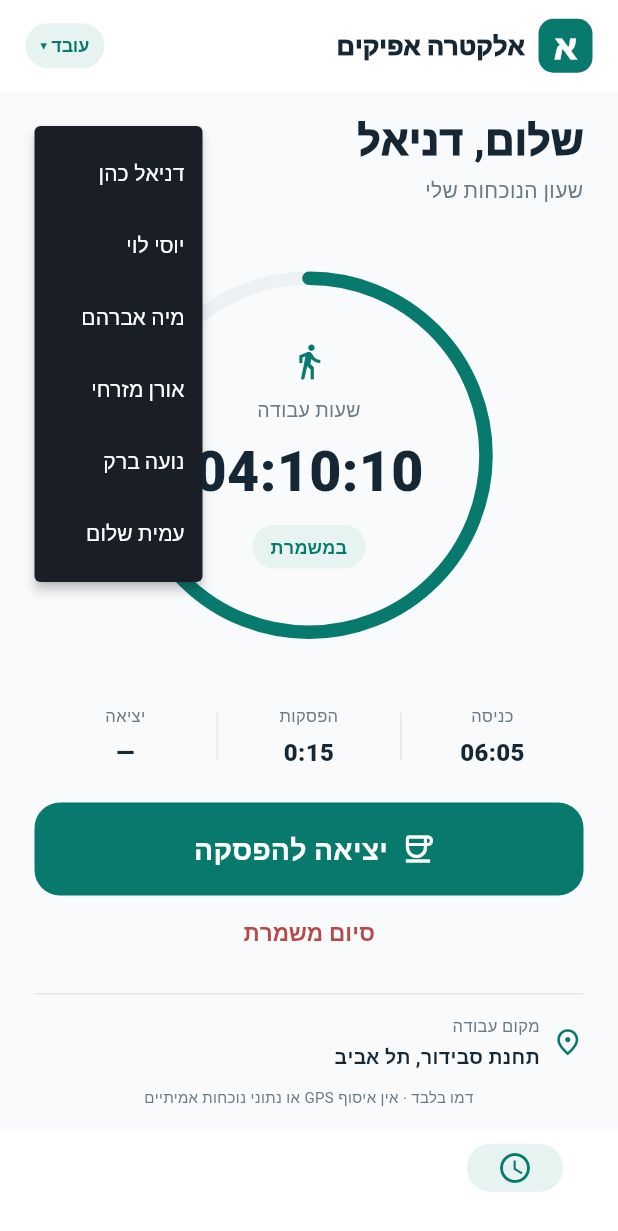
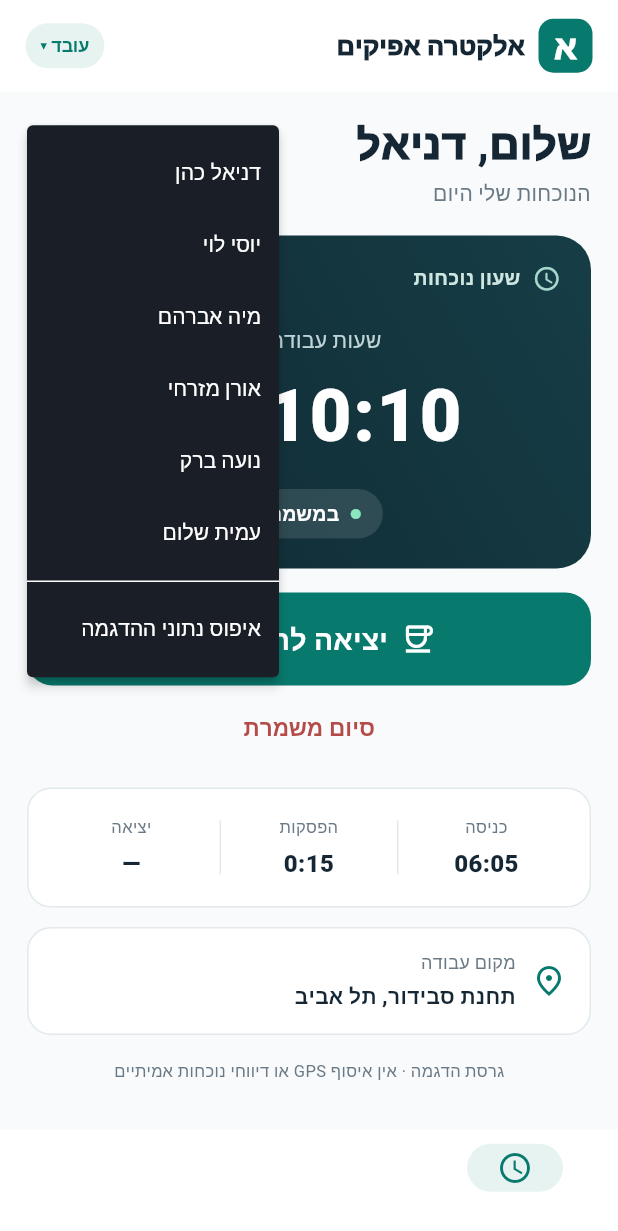
Before and after one commit to SergoNeon/transport-saas-demo, a Flutter app: the screen it shows after launch, after a tap on the "person outline" icon, on a phone screen of 412 x 824 dp. Shown: the top 1231 px of the screen. Run offline on Flutter 3.47's test engine with Material 3 defaults, Android fonts, the phone set to English and light mode, and no system bars; our stand-ins replace flutter_map, latlong2, shared_preferences.

Commit message:
fix(android): remove vertical spacers and place full-size clock actions above fold

```diff
--- a/staff_mobile/lib/screens.dart
+++ b/staff_mobile/lib/screens.dart
@@ -119,140 +119,188 @@ class _StaffScreenState extends State<StaffScreen> {
           fontSize: 15, fontWeight: FontWeight.w700)),
       ));
 
-  Widget _employeeHome() => LayoutBuilder(builder: (context, layout) {
-    // Fills a normal phone, scrolls only on unusually short screens.
-    final height = math.max(layout.maxHeight, 604.0);
+  Widget _employeeHome() {
     final w = demo.selected;
-    final duration = w.workedDuration(demo.now);
-    final diameter = math.min(MediaQuery.sizeOf(context).width * .64, 236.0);
-    final active = w.state == ShiftState.working;
-    final paused = w.state == ShiftState.onBreak;
-    final off = w.state == ShiftState.off;
-    return SingleChildScrollView(
-      child: SizedBox(height: height, child: Padding(
-        padding: const EdgeInsets.fromLTRB(23, 12, 23, 14),
-        child: Column(crossAxisAlignment: CrossAxisAlignment.stretch, children: [
+    final state = w.state;
+    final active = state == ShiftState.working;
+    final paused = state == ShiftState.onBreak;
+    final off = state == ShiftState.off;
+
+    return ListView(
+      key: const Key('employee-clock-screen'),
+      padding: const EdgeInsets.fromLTRB(18, 14, 18, 20),
+      children: [
         Row(children: [
           Expanded(child: Column(
-              crossAxisAlignment: CrossAxisAlignment.start, children: [
+            crossAxisAlignment: CrossAxisAlignment.start,
+            children: [
               Text('שלום, ' + w.name.split(' ').first,
-                  style: const TextStyle(
-                    color: ink, fontSize: 27, fontWeight: FontWeight.w900)),
-                const SizedBox(height: 4),
-                const Text('שעון הנוכחות שלי',
+                style: const TextStyle(color: ink,
+                  fontSize: 28, fontWeight: FontWeight.w900)),
+              const SizedBox(height: 3),
+              const Text('הנוכחות שלי היום',
                 style: TextStyle(color: muted, fontSize: 14)),
-              ])),
+            ],
+          )),
           PopupMenuButton<String>(
-              tooltip: 'בחירת עובד לדוגמה',
-              onSelected: demo.select,
-              itemBuilder: (_) => demo.members.map((person) =>
-                PopupMenuItem<String>(value: person.id,
-                  child: Text(person.name))).toList(),
-              child: Container(width: 43, height: 43,
+            tooltip: 'בחירת עובד לצורך הדגמה',
+            onSelected: (value) {
+              if (value == 'reset-demo') {
+                demo.reset();
+              } else {
+                demo.select(value);
+              }
+            },
+            itemBuilder: (_) => [
+              ...demo.members.map((person) => PopupMenuItem<String>(
+                value: person.id, child: Text(person.name))),
+              const PopupMenuDivider(),
+              const PopupMenuItem<String>(
+                value: 'reset-demo',
+                child: Text('איפוס נתוני ההדגמה')),
+            ],
+            child: Container(
+              width: 48, height: 48,
               decoration: const BoxDecoration(
                 color: pale, shape: BoxShape.circle),
-                child: const Icon(Icons.person_outline, color: teal)),
+              child: const Icon(Icons.person_outline, color: teal, size: 25),
+            ),
           ),
         ]),
-          const Spacer(flex: 1),
-          Center(child: SizedBox(
-            width: diameter, height: diameter,
-            child: Stack(alignment: Alignment.center, children: [
-              SizedBox.expand(child: CircularProgressIndicator(
-                value: active ? .78 : paused ? .51 : .02,
-                strokeWidth: 9, strokeCap: StrokeCap.round,
-                backgroundColor: soft,
-                valueColor: AlwaysStoppedAnimation<Color>(
-                  active ? teal : paused ? const Color(0xffc49a50) : border),
-              )),
-              Column(mainAxisSize: MainAxisSize.min, children: [
-                Icon(
-                  active ? Icons.directions_walk :
-                  paused ? Icons.coffee_outlined : Icons.schedule,
-                  size: 26, color: active ? teal : muted),
-                const SizedBox(height: 10),
-                const Text('שעות עבודה', style: TextStyle(
-                  color: muted, fontSize: 13)),
+        const SizedBox(height: 17),
+        Container(
+          key: const Key('shift-timer-card'),
+          padding: const EdgeInsets.fromLTRB(20, 19, 20, 20),
+          decoration: BoxDecoration(
+            gradient: const LinearGradient(
+              begin: Alignment.topRight,
+              end: Alignment.bottomLeft,
+              colors: [Color(0xff163d46), Color(0xff102932)]),
+            borderRadius: BorderRadius.circular(23),
+          ),
+          child: Column(
+            crossAxisAlignment: CrossAxisAlignment.stretch,
+            children: [
+              const Row(children: [
+                Icon(Icons.access_time_rounded,
+                  color: Color(0xffa5d7cd), size: 19),
+                SizedBox(width: 8),
+                Text('שעון נוכחות',
+                  style: TextStyle(color: Color(0xffcee6e0),
+                    fontSize: 13, fontWeight: FontWeight.w700)),
+              ]),
+              const SizedBox(height: 22),
+              const Center(child: Text('שעות עבודה נטו',
+                style: TextStyle(color: Color(0xffbfd4d7), fontSize: 14))),
               const SizedBox(height: 5),
-                FittedBox(fit: BoxFit.scaleDown, child: Text(_clock(duration),
-                  style: const TextStyle(
-                    color: ink, fontWeight: FontWeight.w900,
-                    fontSize: 37,
-                    fontFeatures: [FontFeature.tabularFigures()]))),
-                const SizedBox(height: 9),
-                Container(
+              FittedBox(
+                fit: BoxFit.scaleDown,
+                child: Text(_clock(w.workedDuration(demo.now)),
+                  key: const Key('shift-timer-value'),
+                  textAlign: TextAlign.center,
+                  style: const TextStyle(color: Colors.white,
+                    fontSize: 48, fontWeight: FontWeight.w900,
+                    letterSpacing: 1.1,
+                    fontFeatures: [FontFeature.tabularFigures()])),
+              ),
+              const SizedBox(height: 14),
+              Center(child: Container(
                 padding: const EdgeInsets.symmetric(
-                    horizontal: 12, vertical: 6),
+                  horizontal: 14, vertical: 7),
                 decoration: BoxDecoration(
-                    color: active ? pale : soft,
-                    borderRadius: BorderRadius.circular(20)),
-                  child: Text(_status(w), style: TextStyle(
-                    fontSize: 12, fontWeight: FontWeight.w800,
-                    color: _statusColor(w))),
-                ),
-              ]),
+                  color: Colors.white.withValues(alpha: .12),
+                  borderRadius: BorderRadius.circular(18)),
+                child: Row(mainAxisSize: MainAxisSize.min, children: [
+                  Icon(Icons.circle, color: active ? const Color(0xff89e6bf)
+                    : paused ? const Color(0xfff5cb87) : Colors.white70,
+                    size: 8),
+                  const SizedBox(width: 7),
+                  Text(_status(w), style: const TextStyle(
+                    color: Colors.white, fontSize: 13,
+                    fontWeight: FontWeight.w800)),
                 ]),
               )),
-          const Spacer(flex: 1),
-          Row(children: [
-            _timeDetail('כניסה', timeText(w.startedAt)),
-            Container(height: 32, width: 1, color: border),
-            _timeDetail('הפסקות', durationText(w.breakDuration(demo.now))),
-            Container(height: 32, width: 1, color: border),
-            _timeDetail('יציאה', timeText(w.endedAt)),
-          ]),
-          const SizedBox(height: 22),
-          if (off) _primary('תחילת משמרת', Icons.play_arrow_rounded,
+            ],
+          ),
+        ),
+        const SizedBox(height: 16),
+        if (off)
+          _primary('תחילת משמרת', Icons.play_arrow_rounded,
             () => demo.transition(w.id, 'start')),
         if (active) ...[
           _primary('יציאה להפסקה', Icons.coffee_outlined,
             () => demo.transition(w.id, 'pause')),
+          const SizedBox(height: 3),
           _secondary('סיום משמרת', () => _endShift(w)),
         ],
         if (paused) ...[
           _primary('חזרה לעבודה', Icons.play_arrow_rounded,
             () => demo.transition(w.id, 'resume')),
+          const SizedBox(height: 3),
           _secondary('סיום משמרת', () => _endShift(w)),
         ],
-          if (w.state == ShiftState.finished)
+        if (state == ShiftState.finished)
           Container(
-              padding: const EdgeInsets.all(17),
+            key: const Key('finished-shift-message'),
+            padding: const EdgeInsets.all(15),
             decoration: BoxDecoration(
-                color: pale, borderRadius: BorderRadius.circular(16)),
+              color: pale, borderRadius: BorderRadius.circular(15)),
             child: const Row(children: [
-                Icon(Icons.check_circle, color: teal),
-                SizedBox(width: 9),
-                Expanded(child: Text('המשמרת הסתיימה',
-                  style: TextStyle(color: teal, fontWeight: FontWeight.w800))),
+              Icon(Icons.check_circle, color: teal, size: 24),
+              SizedBox(width: 10),
+              Expanded(child: Text('המשמרת הסתיימה. סיכום השעות נשמר.',
+                style: TextStyle(
+                  color: teal, fontSize: 14, fontWeight: FontWeight.w800))),
             ]),
           ),
-          if (off || w.state == ShiftState.finished)
-            const SizedBox(height: 49),
         const SizedBox(height: 16),
-          Container(height: 1, color: border),
+        Container(
+          padding: const EdgeInsets.symmetric(
+            horizontal: 10, vertical: 17),
+          decoration: BoxDecoration(
+            color: Colors.white,
+            border: Border.all(color: border),
+            borderRadius: BorderRadius.circular(16)),
+          child: Row(children: [
+            _timeDetail('כניסה', timeText(w.startedAt)),
+            Container(height: 36, width: 1, color: border),
+            _timeDetail('הפסקות', durationText(w.breakDuration(demo.now))),
+            Container(height: 36, width: 1, color: border),
+            _timeDetail('יציאה', timeText(w.endedAt)),
+          ]),
+        ),
         const SizedBox(height: 13),
-          Row(children: [
-            const Icon(Icons.place_outlined, color: teal, size: 21),
-            const SizedBox(width: 8),
+        Container(
+          padding: const EdgeInsets.symmetric(
+            horizontal: 15, vertical: 14),
+          decoration: BoxDecoration(
+            color: Colors.white,
+            border: Border.all(color: border),
+            borderRadius: BorderRadius.circular(16)),
+          child: Row(children: [
+            const Icon(Icons.place_outlined, color: teal, size: 24),
+            const SizedBox(width: 10),
             Expanded(child: Column(
-              crossAxisAlignment: CrossAxisAlignment.start, children: [
+              crossAxisAlignment: CrossAxisAlignment.start,
+              children: [
                 const Text('מקום עבודה', style: TextStyle(
-                  color: muted, fontSize: 11)),
+                  color: muted, fontSize: 12)),
                 const SizedBox(height: 3),
-                Text(w.workplace, maxLines: 1, overflow: TextOverflow.ellipsis,
+                Text(w.workplace, maxLines: 2,
+                  overflow: TextOverflow.ellipsis,
                   style: const TextStyle(color: ink,
-                    fontSize: 13, fontWeight: FontWeight.w700)),
+                    fontSize: 14, fontWeight: FontWeight.w800)),
               ],
             )),
           ]),
-          const SizedBox(height: 10),
-          const Text('דמו בלבד · אין איסוף GPS או נתוני נוכחות אמיתיים',
+        ),
+        const SizedBox(height: 16),
+        const Text('גרסת הדגמה · אין איסוף GPS או דיווחי נוכחות אמיתיים',
           textAlign: TextAlign.center,
-            style: TextStyle(color: muted, fontSize: 10)),
-        ]),
-      )),
+          style: TextStyle(color: muted, fontSize: 11)),
+      ],
     );
-  });
+  }
 
   Widget _timeDetail(String caption, String value) => Expanded(
     child: Column(children: [
```
Lines whose indentation alone changed are shown as unchanged.
